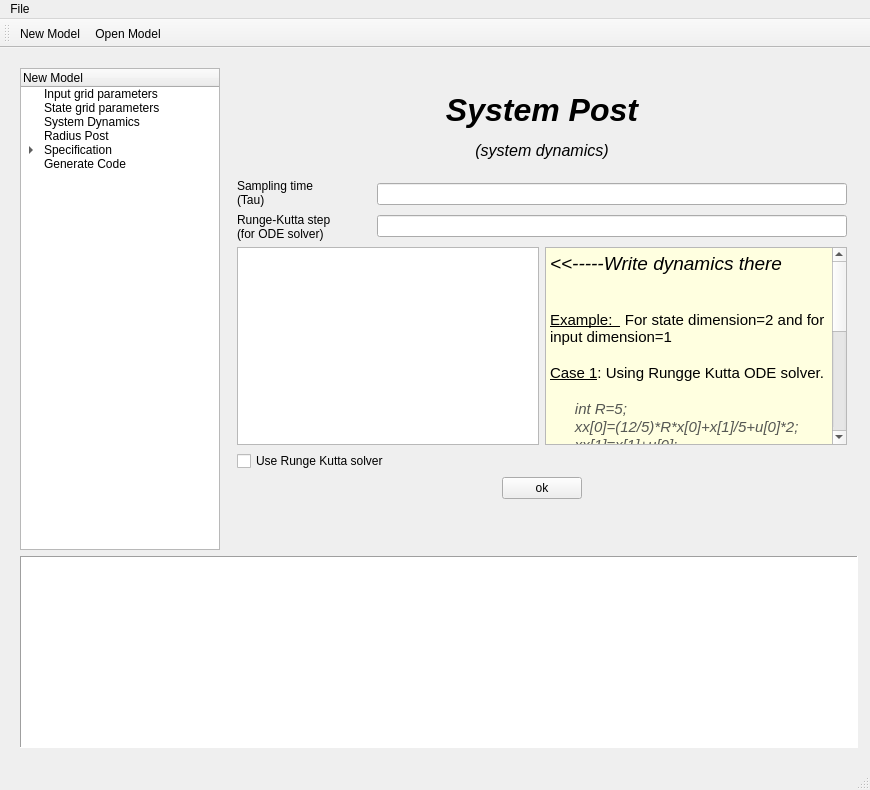
First picture: the form in mainwindow.ui, repository dahiyaaneesh/SCOTS_GUI.0.1, before the edit.
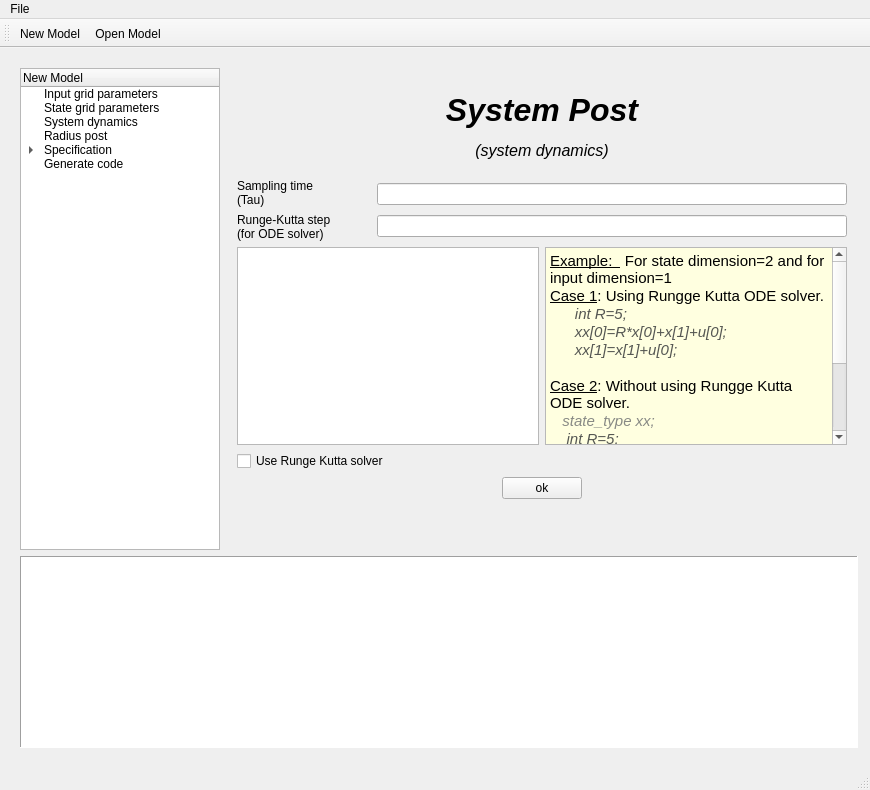
Second picture: the form after the edit. The open tabs and pages were chosen to show the change. Icons and pictures are not drawn.

Patch:
```diff
--- a/mainwindow.ui
+++ b/mainwindow.ui
@@ -93,12 +93,12 @@
          </item>
          <item>
           <property name="text">
-           <string>System Dynamics</string>
+           <string>System dynamics</string>
           </property>
          </item>
          <item>
           <property name="text">
-           <string>Radius Post</string>
+           <string>Radius post</string>
           </property>
          </item>
          <item>
@@ -123,7 +123,7 @@
          </item>
          <item>
           <property name="text">
-           <string>Generate Code</string>
+           <string>Generate code</string>
           </property>
          </item>
         </widget>
@@ -803,25 +803,18 @@
 &lt;html&gt;&lt;head&gt;&lt;meta name=&quot;qrichtext&quot; content=&quot;1&quot; /&gt;&lt;style type=&quot;text/css&quot;&gt;
 p, li { white-space: pre-wrap; }
 &lt;/style&gt;&lt;/head&gt;&lt;body style=&quot; font-family:'Ubuntu'; font-size:11pt; font-weight:400; font-style:normal;&quot; bgcolor=&quot;#ffffe0&quot;&gt;
-&lt;p style=&quot; margin-top:0px; margin-bottom:0px; margin-left:0px; margin-right:0px; -qt-block-indent:0; text-indent:0px;&quot;&gt;&lt;span style=&quot; font-size:14pt; font-style:italic; color:#000000;&quot;&gt;&amp;lt;&amp;lt;-----Write dynamics there&lt;/span&gt;&lt;/p&gt;
-&lt;p style=&quot;-qt-paragraph-type:empty; margin-top:0px; margin-bottom:0px; margin-left:0px; margin-right:0px; -qt-block-indent:0; text-indent:0px; text-decoration: underline; color:#000000;&quot;&gt;&lt;br /&gt;&lt;/p&gt;
-&lt;p style=&quot;-qt-paragraph-type:empty; margin-top:0px; margin-bottom:0px; margin-left:0px; margin-right:0px; -qt-block-indent:0; text-indent:0px; text-decoration: underline; color:#000000;&quot;&gt;&lt;br /&gt;&lt;/p&gt;
 &lt;p style=&quot; margin-top:0px; margin-bottom:0px; margin-left:0px; margin-right:0px; -qt-block-indent:0; text-indent:0px;&quot;&gt;&lt;span style=&quot; text-decoration: underline; color:#000000;&quot;&gt;Example:  &lt;/span&gt;&lt;span style=&quot; color:#000000;&quot;&gt; For state dimension=2 and for input dimension=1&lt;/span&gt;&lt;/p&gt;
-&lt;p style=&quot;-qt-paragraph-type:empty; margin-top:0px; margin-bottom:0px; margin-left:0px; margin-right:0px; -qt-block-indent:0; text-indent:0px; color:#0000ff;&quot;&gt;&lt;br /&gt;&lt;/p&gt;
 &lt;p style=&quot; margin-top:0px; margin-bottom:0px; margin-left:0px; margin-right:0px; -qt-block-indent:0; text-indent:0px;&quot;&gt;&lt;span style=&quot; text-decoration: underline; color:#000000;&quot;&gt;Case 1&lt;/span&gt;&lt;span style=&quot; color:#000000;&quot;&gt;: Using Rungge Kutta ODE solver.&lt;/span&gt;&lt;/p&gt;
-&lt;p style=&quot;-qt-paragraph-type:empty; margin-top:0px; margin-bottom:0px; margin-left:0px; margin-right:0px; -qt-block-indent:0; text-indent:0px; color:#0000ff;&quot;&gt;&lt;br /&gt;&lt;/p&gt;
-&lt;p style=&quot; margin-top:0px; margin-bottom:0px; margin-left:0px; margin-right:0px; -qt-block-indent:0; text-indent:0px;&quot;&gt;&lt;span style=&quot; color:#555753;&quot;&gt;    &lt;/span&gt;&lt;span style=&quot; font-style:italic; color:#555753;&quot;&gt;  int R=5; &lt;/span&gt;&lt;/p&gt;
-&lt;p style=&quot; margin-top:0px; margin-bottom:0px; margin-left:0px; margin-right:0px; -qt-block-indent:0; text-indent:0px;&quot;&gt;&lt;span style=&quot; font-style:italic; color:#555753;&quot;&gt;      xx[0]=(12/5)*R*x[0]+x[1]/5+u[0]*2;&lt;/span&gt;&lt;/p&gt;
+&lt;p style=&quot; margin-top:0px; margin-bottom:0px; margin-left:0px; margin-right:0px; -qt-block-indent:0; text-indent:0px;&quot;&gt;&lt;span style=&quot; font-style:italic; color:#555753;&quot;&gt;      int R=5; &lt;/span&gt;&lt;/p&gt;
+&lt;p style=&quot; margin-top:0px; margin-bottom:0px; margin-left:0px; margin-right:0px; -qt-block-indent:0; text-indent:0px;&quot;&gt;&lt;span style=&quot; font-style:italic; color:#555753;&quot;&gt;      xx[0]=R*x[0]+x[1]+u[0];&lt;/span&gt;&lt;/p&gt;
 &lt;p style=&quot; margin-top:0px; margin-bottom:0px; margin-left:0px; margin-right:0px; -qt-block-indent:0; text-indent:0px;&quot;&gt;&lt;span style=&quot; font-style:italic; color:#555753;&quot;&gt;      xx[1]=x[1]+u[0];&lt;/span&gt;&lt;/p&gt;
 &lt;p style=&quot;-qt-paragraph-type:empty; margin-top:0px; margin-bottom:0px; margin-left:0px; margin-right:0px; -qt-block-indent:0; text-indent:0px; color:#0000ff;&quot;&gt;&lt;br /&gt;&lt;/p&gt;
 &lt;p style=&quot; margin-top:0px; margin-bottom:0px; margin-left:0px; margin-right:0px; -qt-block-indent:0; text-indent:0px;&quot;&gt;&lt;span style=&quot; text-decoration: underline; color:#000000;&quot;&gt;Case 2&lt;/span&gt;&lt;span style=&quot; color:#000000;&quot;&gt;: Without using Rungge Kutta ODE solver.&lt;/span&gt;&lt;/p&gt;
-&lt;p style=&quot; margin-top:0px; margin-bottom:0px; margin-left:0px; margin-right:0px; -qt-block-indent:0; text-indent:0px;&quot;&gt;&lt;span style=&quot; color:#0000ff;&quot;&gt;   &lt;/span&gt;&lt;/p&gt;
-&lt;p style=&quot; margin-top:0px; margin-bottom:0px; margin-left:0px; margin-right:0px; -qt-block-indent:0; text-indent:0px;&quot;&gt;&lt;span style=&quot; color:#555753;&quot;&gt;   &lt;/span&gt;&lt;span style=&quot; color:#babdb6;&quot;&gt; &lt;/span&gt;&lt;span style=&quot; font-style:italic; color:#888a85;&quot;&gt;state_type xx;&lt;/span&gt;&lt;/p&gt;
+&lt;p style=&quot; margin-top:0px; margin-bottom:0px; margin-left:0px; margin-right:0px; -qt-block-indent:0; text-indent:0px;&quot;&gt;&lt;span style=&quot; color:#0000ff;&quot;&gt;   &lt;/span&gt;&lt;span style=&quot; font-style:italic; color:#888a85;&quot;&gt;state_type xx;&lt;/span&gt;&lt;/p&gt;
 &lt;p style=&quot; margin-top:0px; margin-bottom:0px; margin-left:0px; margin-right:0px; -qt-block-indent:0; text-indent:0px;&quot;&gt;&lt;span style=&quot; font-style:italic; color:#888a85;&quot;&gt;    &lt;/span&gt;&lt;span style=&quot; font-style:italic; color:#555753;&quot;&gt;int R=5; &lt;/span&gt;&lt;/p&gt;
-&lt;p style=&quot; margin-top:0px; margin-bottom:0px; margin-left:0px; margin-right:0px; -qt-block-indent:0; text-indent:0px;&quot;&gt;&lt;span style=&quot; font-style:italic; color:#555753;&quot;&gt;    &lt;/span&gt;&lt;span style=&quot; font-style:italic; color:#888a85;&quot;&gt;xx[0]=x[0]&lt;/span&gt;&lt;span style=&quot; font-style:italic; color:#555753;&quot;&gt; + (12/5)*R*x[0]+x[1]/5+u[0]*2;&lt;/span&gt;&lt;/p&gt;
+&lt;p style=&quot; margin-top:0px; margin-bottom:0px; margin-left:0px; margin-right:0px; -qt-block-indent:0; text-indent:0px;&quot;&gt;&lt;span style=&quot; font-style:italic; color:#555753;&quot;&gt;    &lt;/span&gt;&lt;span style=&quot; font-style:italic; color:#888a85;&quot;&gt;xx[0]=x[0]&lt;/span&gt;&lt;span style=&quot; font-style:italic; color:#555753;&quot;&gt; + R*x[0]+x[1]+u[0];&lt;/span&gt;&lt;/p&gt;
 &lt;p style=&quot; margin-top:0px; margin-bottom:0px; margin-left:0px; margin-right:0px; -qt-block-indent:0; text-indent:0px;&quot;&gt;&lt;span style=&quot; font-style:italic; color:#555753;&quot;&gt;   &lt;/span&gt;&lt;span style=&quot; font-style:italic; color:#888a85;&quot;&gt; xx[1]=x[1] &lt;/span&gt;&lt;span style=&quot; font-style:italic; color:#555753;&quot;&gt;+ x[1]+u[0];&lt;/span&gt;&lt;/p&gt;
 &lt;p style=&quot; margin-top:0px; margin-bottom:0px; margin-left:0px; margin-right:0px; -qt-block-indent:0; text-indent:0px;&quot;&gt;&lt;span style=&quot; font-style:italic; color:#555753;&quot;&gt; &lt;/span&gt;&lt;span style=&quot; font-style:italic; color:#888a85;&quot;&gt;   x =xx;&lt;/span&gt;&lt;/p&gt;
-&lt;p style=&quot;-qt-paragraph-type:empty; margin-top:0px; margin-bottom:0px; margin-left:0px; margin-right:0px; -qt-block-indent:0; text-indent:0px; color:#888a85;&quot;&gt;&lt;br /&gt;&lt;/p&gt;
 &lt;p style=&quot; margin-top:0px; margin-bottom:0px; margin-left:0px; margin-right:0px; -qt-block-indent:0; text-indent:0px;&quot;&gt;&lt;span style=&quot; font-size:10pt; font-style:italic; color:#000000;&quot;&gt;Note:&lt;/span&gt;&lt;/p&gt;
 &lt;p style=&quot; margin-top:0px; margin-bottom:0px; margin-left:0px; margin-right:0px; -qt-block-indent:0; text-indent:0px;&quot;&gt;&lt;span style=&quot; font-size:10pt; font-style:italic; color:#000000;&quot;&gt;*Use standard C++ syntax.&lt;/span&gt;&lt;/p&gt;
 &lt;p style=&quot;-qt-paragraph-type:empty; margin-top:0px; margin-bottom:0px; margin-left:0px; margin-right:0px; -qt-block-indent:0; text-indent:0px; color:#000000;&quot;&gt;&lt;br /&gt;&lt;/p&gt;
```
Left out of the diff: 40 changed lines with no effect on the pictures.
